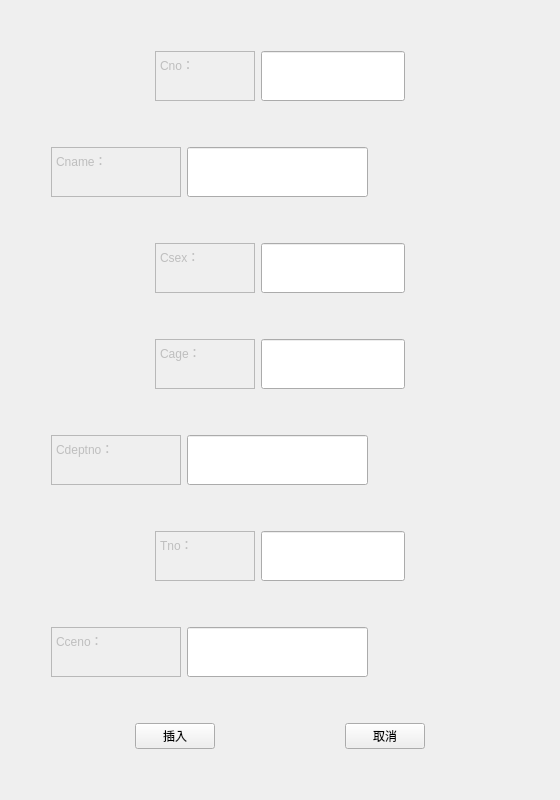
Old version of the form insertCashier.ui in the repository PM2496/DataBaseProject.
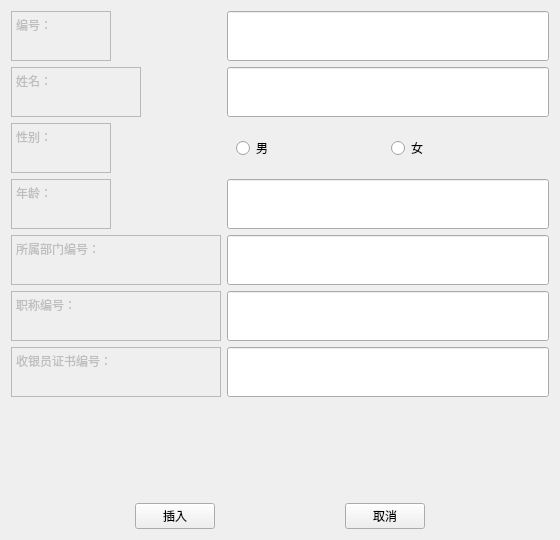
New version of the form.

What changed in the file:
```diff
--- a/insertCashier.ui
+++ b/insertCashier.ui
@@ -10,19 +10,19 @@
     <x>0</x>
     <y>0</y>
     <width>560</width>
-    <height>800</height>
+    <height>540</height>
    </rect>
   </property>
   <property name="minimumSize">
    <size>
     <width>560</width>
-    <height>800</height>
+    <height>540</height>
    </size>
   </property>
   <property name="maximumSize">
    <size>
     <width>560</width>
-    <height>800</height>
+    <height>540</height>
    </size>
   </property>
   <property name="windowTitle">
@@ -30,21 +30,8 @@
   </property>
   <layout class="QVBoxLayout" name="verticalLayout">
    <item>
-    <layout class="QHBoxLayout" name="horizontalLayout_12">
-     <item>
-      <spacer name="horizontalSpacer_21">
-       <property name="orientation">
-        <enum>Qt::Horizontal</enum>
-       </property>
-       <property name="sizeHint" stdset="0">
-        <size>
-         <width>40</width>
-         <height>20</height>
-        </size>
-       </property>
-      </spacer>
-     </item>
-     <item>
+    <layout class="QFormLayout" name="formLayout">
+     <item row="0" column="0">
       <widget class="QTextEdit" name="textEdit_11">
        <property name="enabled">
         <bool>false</bool>
@@ -72,11 +59,11 @@
 &lt;html&gt;&lt;head&gt;&lt;meta name=&quot;qrichtext&quot; content=&quot;1&quot; /&gt;&lt;style type=&quot;text/css&quot;&gt;
 p, li { white-space: pre-wrap; }
 &lt;/style&gt;&lt;/head&gt;&lt;body style=&quot; font-family:'SimSun'; font-size:9pt; font-weight:400; font-style:normal;&quot;&gt;
-&lt;p style=&quot; margin-top:0px; margin-bottom:0px; margin-left:0px; margin-right:0px; -qt-block-indent:0; text-indent:0px;&quot;&gt;Cno：&lt;/p&gt;&lt;/body&gt;&lt;/html&gt;</string>
+&lt;p style=&quot; margin-top:0px; margin-bottom:0px; margin-left:0px; margin-right:0px; -qt-block-indent:0; text-indent:0px;&quot;&gt;编号：&lt;/p&gt;&lt;/body&gt;&lt;/html&gt;</string>
        </property>
       </widget>
      </item>
-     <item>
+     <item row="0" column="1">
       <widget class="QLineEdit" name="CnoEdit">
        <property name="sizePolicy">
         <sizepolicy hsizetype="Expanding" vsizetype="Preferred">
@@ -135,40 +122,7 @@
        </property>
       </widget>
      </item>
-     <item>
-      <spacer name="horizontalSpacer_22">
-       <property name="orientation">
-        <enum>Qt::Horizontal</enum>
-       </property>
-       <property name="sizeHint" stdset="0">
-        <size>
-         <width>40</width>
-         <height>20</height>
-        </size>
-       </property>
-      </spacer>
-     </item>
-    </layout>
-   </item>
-   <item>
-    <layout class="QHBoxLayout" name="horizontalLayout_10">
-     <item>
-      <spacer name="horizontalSpacer_17">
-       <property name="orientation">
-        <enum>Qt::Horizontal</enum>
-       </property>
-       <property name="sizeType">
-        <enum>QSizePolicy::Fixed</enum>
-       </property>
-       <property name="sizeHint" stdset="0">
-        <size>
-         <width>40</width>
-         <height>20</height>
-        </size>
-       </property>
-      </spacer>
-     </item>
-     <item>
+     <item row="1" column="0">
       <widget class="QTextEdit" name="textEdit_9">
        <property name="enabled">
         <bool>false</bool>
@@ -196,11 +150,11 @@
 &lt;html&gt;&lt;head&gt;&lt;meta name=&quot;qrichtext&quot; content=&quot;1&quot; /&gt;&lt;style type=&quot;text/css&quot;&gt;
 p, li { white-space: pre-wrap; }
 &lt;/style&gt;&lt;/head&gt;&lt;body style=&quot; font-family:'SimSun'; font-size:9pt; font-weight:400; font-style:normal;&quot;&gt;
-&lt;p style=&quot; margin-top:0px; margin-bottom:0px; margin-left:0px; margin-right:0px; -qt-block-indent:0; text-indent:0px;&quot;&gt;Cname：&lt;/p&gt;&lt;/body&gt;&lt;/html&gt;</string>
+&lt;p style=&quot; margin-top:0px; margin-bottom:0px; margin-left:0px; margin-right:0px; -qt-block-indent:0; text-indent:0px;&quot;&gt;姓名：&lt;/p&gt;&lt;/body&gt;&lt;/html&gt;</string>
        </property>
       </widget>
      </item>
-     <item>
+     <item row="1" column="1">
       <widget class="QLineEdit" name="CnameEdit">
        <property name="sizePolicy">
         <sizepolicy hsizetype="Expanding" vsizetype="Preferred">
@@ -222,37 +176,7 @@
        </property>
       </widget>
      </item>
-     <item>
-      <spacer name="horizontalSpacer_18">
-       <property name="orientation">
-        <enum>Qt::Horizontal</enum>
-       </property>
-       <property name="sizeHint" stdset="0">
-        <size>
-         <width>40</width>
-         <height>20</height>
-        </size>
-       </property>
-      </spacer>
-     </item>
-    </layout>
-   </item>
-   <item>
-    <layout class="QHBoxLayout" name="horizontalLayout">
-     <item>
-      <spacer name="horizontalSpacer_5">
-       <property name="orientation">
-        <enum>Qt::Horizontal</enum>
-       </property>
-       <property name="sizeHint" stdset="0">
-        <size>
-         <width>40</width>
-         <height>20</height>
-        </size>
-       </property>
-      </spacer>
-     </item>
-     <item>
+     <item row="2" column="0">
       <widget class="QTextEdit" name="textEdit">
        <property name="enabled">
         <bool>false</bool>
@@ -280,100 +204,11 @@
 &lt;html&gt;&lt;head&gt;&lt;meta name=&quot;qrichtext&quot; content=&quot;1&quot; /&gt;&lt;style type=&quot;text/css&quot;&gt;
 p, li { white-space: pre-wrap; }
 &lt;/style&gt;&lt;/head&gt;&lt;body style=&quot; font-family:'SimSun'; font-size:9pt; font-weight:400; font-style:normal;&quot;&gt;
-&lt;p style=&quot; margin-top:0px; margin-bottom:0px; margin-left:0px; margin-right:0px; -qt-block-indent:0; text-indent:0px;&quot;&gt;Csex：&lt;/p&gt;&lt;/body&gt;&lt;/html&gt;</string>
+&lt;p style=&quot; margin-top:0px; margin-bottom:0px; margin-left:0px; margin-right:0px; -qt-block-indent:0; text-indent:0px;&quot;&gt;性别：&lt;/p&gt;&lt;/body&gt;&lt;/html&gt;</string>
        </property>
       </widget>
      </item>
-     <item>
-      <widget class="QLineEdit" name="CsexEdit">
-       <property name="sizePolicy">
-        <sizepolicy hsizetype="Expanding" vsizetype="Preferred">
-         <horstretch>0</horstretch>
-         <verstretch>0</verstretch>
-        </sizepolicy>
-       </property>
-       <property name="minimumSize">
-        <size>
-         <width>0</width>
-         <height>50</height>
-        </size>
-       </property>
-       <property name="maximumSize">
-        <size>
-         <width>16777215</width>
-         <height>50</height>
-        </size>
-       </property>
-       <property name="palette">
-        <palette>
-         <active>
-          <colorrole role="Text">
-           <brush brushstyle="SolidPattern">
-            <color alpha="255">
-             <red>0</red>
-             <green>0</green>
-             <blue>0</blue>
-            </color>
-           </brush>
-          </colorrole>
-         </active>
-         <inactive>
-          <colorrole role="Text">
-           <brush brushstyle="SolidPattern">
-            <color alpha="255">
-             <red>0</red>
-             <green>0</green>
-             <blue>0</blue>
-            </color>
-           </brush>
-          </colorrole>
-         </inactive>
-         <disabled>
-          <colorrole role="Text">
-           <brush brushstyle="SolidPattern">
-            <color alpha="255">
-             <red>120</red>
-             <green>120</green>
-             <blue>120</blue>
-            </color>
-           </brush>
-          </colorrole>
-         </disabled>
-        </palette>
-       </property>
-      </widget>
-     </item>
-     <item>
-      <spacer name="horizontalSpacer_6">
-       <property name="orientation">
-        <enum>Qt::Horizontal</enum>
-       </property>
-       <property name="sizeHint" stdset="0">
-        <size>
-         <width>40</width>
-         <height>20</height>
-        </size>
-       </property>
-      </spacer>
-     </item>
-    </layout>
-   </item>
-   <item>
-    <layout class="QHBoxLayout" name="horizontalLayout_3">
-     <item>
-      <spacer name="horizontalSpacer">
-       <property name="orientation">
-        <enum>Qt::Horizontal</enum>
-       </property>
-       <property name="sizeHint" stdset="0">
-        <size>
-         <width>40</width>
-         <height>20</height>
-        </size>
-       </property>
-      </spacer>
-     </item>
-     <item>
+     <item row="3" column="0">
       <widget class="QTextEdit" name="textEdit_3">
        <property name="enabled">
         <bool>false</bool>
@@ -401,11 +236,11 @@
 &lt;html&gt;&lt;head&gt;&lt;meta name=&quot;qrichtext&quot; content=&quot;1&quot; /&gt;&lt;style type=&quot;text/css&quot;&gt;
 p, li { white-space: pre-wrap; }
 &lt;/style&gt;&lt;/head&gt;&lt;body style=&quot; font-family:'SimSun'; font-size:9pt; font-weight:400; font-style:normal;&quot;&gt;
-&lt;p style=&quot; margin-top:0px; margin-bottom:0px; margin-left:0px; margin-right:0px; -qt-block-indent:0; text-indent:0px;&quot;&gt;Cage：&lt;/p&gt;&lt;/body&gt;&lt;/html&gt;</string>
+&lt;p style=&quot; margin-top:0px; margin-bottom:0px; margin-left:0px; margin-right:0px; -qt-block-indent:0; text-indent:0px;&quot;&gt;年龄：&lt;/p&gt;&lt;/body&gt;&lt;/html&gt;</string>
        </property>
       </widget>
      </item>
-     <item>
+     <item row="3" column="1">
       <widget class="QLineEdit" name="CageEdit">
        <property name="sizePolicy">
         <sizepolicy hsizetype="Expanding" vsizetype="Preferred">
@@ -427,40 +262,7 @@
        </property>
       </widget>
      </item>
-     <item>
-      <spacer name="horizontalSpacer_2">
-       <property name="orientation">
-        <enum>Qt::Horizontal</enum>
-       </property>
-       <property name="sizeHint" stdset="0">
-        <size>
-         <width>40</width>
-         <height>20</height>
-        </size>
-       </property>
-      </spacer>
-     </item>
-    </layout>
-   </item>
-   <item>
-    <layout class="QHBoxLayout" name="horizontalLayout_4">
-     <item>
-      <spacer name="horizontalSpacer_7">
-       <property name="orientation">
-        <enum>Qt::Horizontal</enum>
-       </property>
-       <property name="sizeType">
-        <enum>QSizePolicy::Fixed</enum>
-       </property>
-       <property name="sizeHint" stdset="0">
-        <size>
-         <width>40</width>
-         <height>20</height>
-        </size>
-       </property>
-      </spacer>
-     </item>
-     <item>
+     <item row="4" column="0">
       <widget class="QTextEdit" name="textEdit_4">
        <property name="enabled">
         <bool>false</bool>
@@ -473,7 +275,7 @@
        </property>
        <property name="minimumSize">
         <size>
-         <width>130</width>
+         <width>210</width>
          <height>50</height>
         </size>
        </property>
@@ -488,11 +290,11 @@
 &lt;html&gt;&lt;head&gt;&lt;meta name=&quot;qrichtext&quot; content=&quot;1&quot; /&gt;&lt;style type=&quot;text/css&quot;&gt;
 p, li { white-space: pre-wrap; }
 &lt;/style&gt;&lt;/head&gt;&lt;body style=&quot; font-family:'SimSun'; font-size:9pt; font-weight:400; font-style:normal;&quot;&gt;
-&lt;p style=&quot; margin-top:0px; margin-bottom:0px; margin-left:0px; margin-right:0px; -qt-block-indent:0; text-indent:0px;&quot;&gt;Cdeptno：&lt;/p&gt;&lt;/body&gt;&lt;/html&gt;</string>
+&lt;p style=&quot; margin-top:0px; margin-bottom:0px; margin-left:0px; margin-right:0px; -qt-block-indent:0; text-indent:0px;&quot;&gt;所属部门编号：&lt;/p&gt;&lt;/body&gt;&lt;/html&gt;</string>
        </property>
       </widget>
      </item>
-     <item>
+     <item row="4" column="1">
       <widget class="QLineEdit" name="CdeptnoEdit">
        <property name="sizePolicy">
         <sizepolicy hsizetype="Expanding" vsizetype="Preferred">
@@ -514,37 +316,7 @@
        </property>
       </widget>
      </item>
-     <item>
-      <spacer name="horizontalSpacer_8">
-       <property name="orientation">
-        <enum>Qt::Horizontal</enum>
-       </property>
-       <property name="sizeHint" stdset="0">
-        <size>
-         <width>40</width>
-         <height>20</height>
-        </size>
-       </property>
-      </spacer>
-     </item>
-    </layout>
-   </item>
-   <item>
-    <layout class="QHBoxLayout" name="horizontalLayout_6">
-     <item>
-      <spacer name="horizontalSpacer_11">
-       <property name="orientation">
-        <enum>Qt::Horizontal</enum>
-       </property>
-       <property name="sizeHint" stdset="0">
-        <size>
-         <width>40</width>
-         <height>20</height>
-        </size>
-       </property>
-      </spacer>
-     </item>
-     <item>
+     <item row="5" column="0">
       <widget class="QTextEdit" name="textEdit_6">
        <property name="enabled">
         <bool>false</bool>
@@ -557,7 +329,7 @@
        </property>
        <property name="minimumSize">
         <size>
-         <width>100</width>
+         <width>210</width>
          <height>50</height>
         </size>
        </property>
@@ -572,11 +344,11 @@
 &lt;html&gt;&lt;head&gt;&lt;meta name=&quot;qrichtext&quot; content=&quot;1&quot; /&gt;&lt;style type=&quot;text/css&quot;&gt;
 p, li { white-space: pre-wrap; }
 &lt;/style&gt;&lt;/head&gt;&lt;body style=&quot; font-family:'SimSun'; font-size:9pt; font-weight:400; font-style:normal;&quot;&gt;
-&lt;p style=&quot; margin-top:0px; margin-bottom:0px; margin-left:0px; margin-right:0px; -qt-block-indent:0; text-indent:0px;&quot;&gt;Tno：&lt;/p&gt;&lt;/body&gt;&lt;/html&gt;</string>
+&lt;p style=&quot; margin-top:0px; margin-bottom:0px; margin-left:0px; margin-right:0px; -qt-block-indent:0; text-indent:0px;&quot;&gt;职称编号：&lt;/p&gt;&lt;/body&gt;&lt;/html&gt;</string>
        </property>
       </widget>
      </item>
-     <item>
+     <item row="5" column="1">
       <widget class="QLineEdit" name="TnoEdit">
        <property name="sizePolicy">
         <sizepolicy hsizetype="Expanding" vsizetype="Preferred">
@@ -598,40 +370,7 @@
        </property>
       </widget>
      </item>
-     <item>
-      <spacer name="horizontalSpacer_12">
-       <property name="orientation">
-        <enum>Qt::Horizontal</enum>
-       </property>
-       <property name="sizeHint" stdset="0">
-        <size>
-         <width>40</width>
-         <height>20</height>
-        </size>
-       </property>
-      </spacer>
-     </item>
-    </layout>
-   </item>
-   <item>
-    <layout class="QHBoxLayout" name="horizontalLayout_7">
-     <item>
-      <spacer name="horizontalSpacer_13">
-       <property name="orientation">
-        <enum>Qt::Horizontal</enum>
-       </property>
-       <property name="sizeType">
-        <enum>QSizePolicy::Fixed</enum>
-       </property>
-       <property name="sizeHint" stdset="0">
-        <size>
-         <width>40</width>
-         <height>20</height>
-        </size>
-       </property>
-      </spacer>
-     </item>
-     <item>
+     <item row="6" column="0">
       <widget class="QTextEdit" name="textEdit_7">
        <property name="enabled">
         <bool>false</bool>
@@ -644,7 +383,7 @@
        </property>
        <property name="minimumSize">
         <size>
-         <width>130</width>
+         <width>210</width>
          <height>50</height>
         </size>
        </property>
@@ -659,11 +398,11 @@
 &lt;html&gt;&lt;head&gt;&lt;meta name=&quot;qrichtext&quot; content=&quot;1&quot; /&gt;&lt;style type=&quot;text/css&quot;&gt;
 p, li { white-space: pre-wrap; }
 &lt;/style&gt;&lt;/head&gt;&lt;body style=&quot; font-family:'SimSun'; font-size:9pt; font-weight:400; font-style:normal;&quot;&gt;
-&lt;p style=&quot; margin-top:0px; margin-bottom:0px; margin-left:0px; margin-right:0px; -qt-block-indent:0; text-indent:0px;&quot;&gt;Cceno：&lt;/p&gt;&lt;/body&gt;&lt;/html&gt;</string>
+&lt;p style=&quot; margin-top:0px; margin-bottom:0px; margin-left:0px; margin-right:0px; -qt-block-indent:0; text-indent:0px;&quot;&gt;收银员证书编号：&lt;/p&gt;&lt;/body&gt;&lt;/html&gt;</string>
        </property>
       </widget>
      </item>
-     <item>
+     <item row="6" column="1">
       <widget class="QLineEdit" name="CcenoEdit">
        <property name="sizePolicy">
         <sizepolicy hsizetype="Expanding" vsizetype="Preferred">
@@ -685,18 +424,25 @@
        </property>
       </widget>
      </item>
-     <item>
-      <spacer name="horizontalSpacer_14">
-       <property name="orientation">
-        <enum>Qt::Horizontal</enum>
-       </property>
-       <property name="sizeHint" stdset="0">
-        <size>
-         <width>40</width>
-         <height>20</height>
-        </size>
-       </property>
-      </spacer>
+     <item row="2" column="1">
+      <widget class="QWidget" name="widget" native="true">
+       <layout class="QHBoxLayout" name="horizontalLayout">
+        <item>
+         <widget class="QRadioButton" name="rbtn_male">
+          <property name="text">
+           <string>男</string>
+          </property>
+         </widget>
+        </item>
+        <item>
+         <widget class="QRadioButton" name="rbtn_female">
+          <property name="text">
+           <string>女</string>
+          </property>
+         </widget>
+        </item>
+       </layout>
+      </widget>
      </item>
     </layout>
    </item>
```
